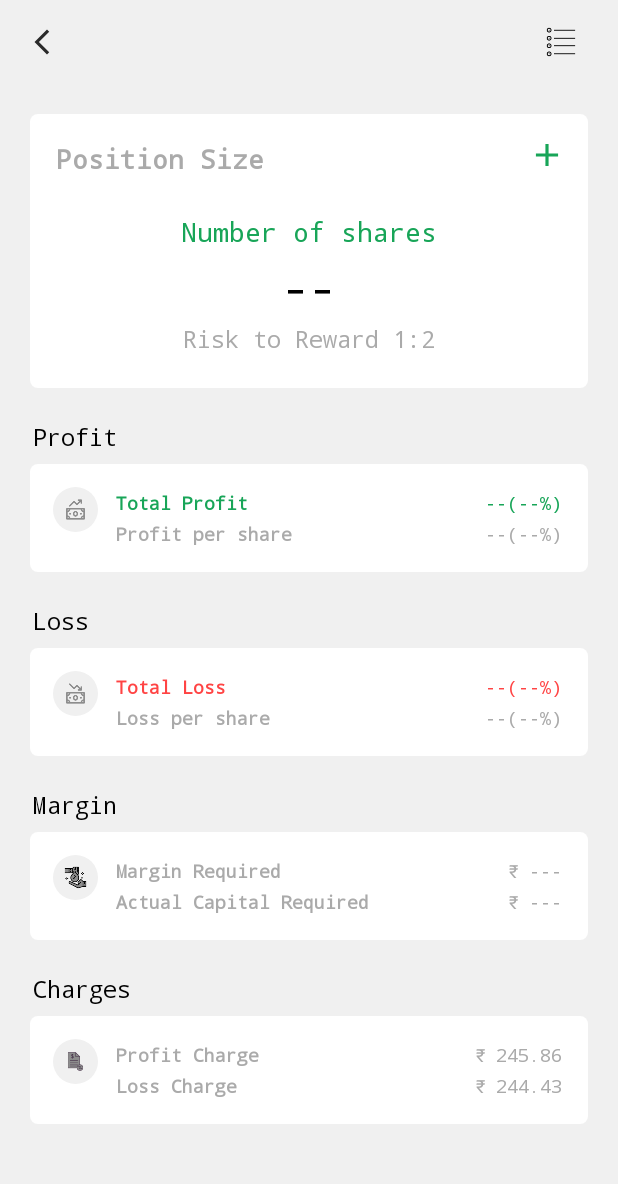
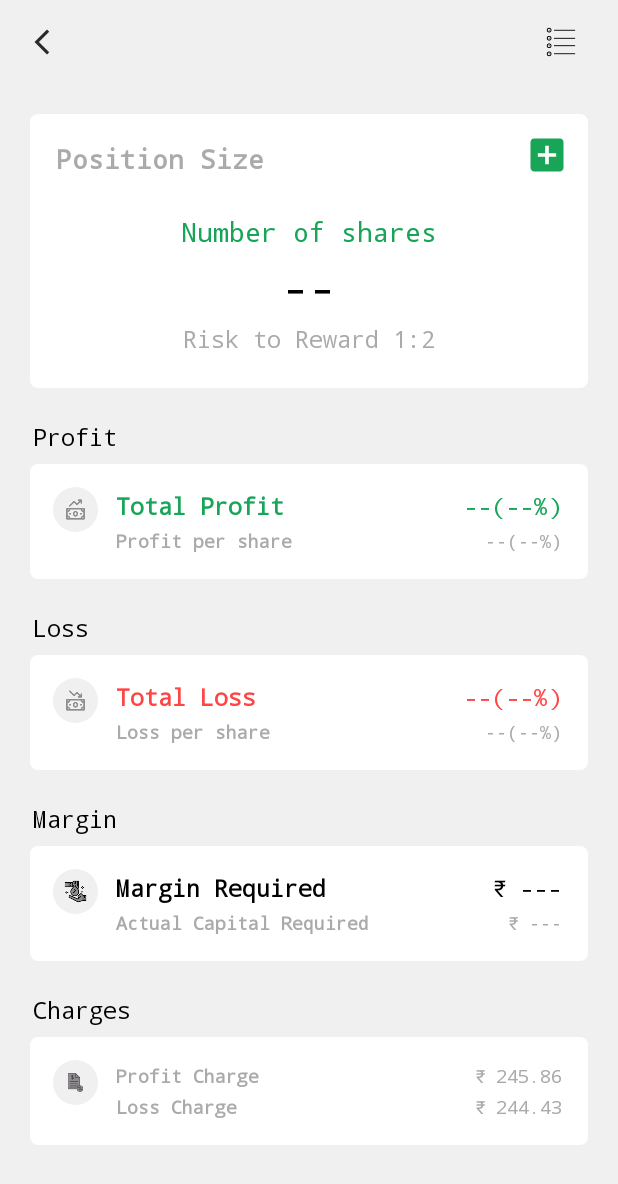
Before and after one commit to snihore/DayTradingTool, an Android app: the PositionSizeActivity screen opened directly, with no data from a screen before it, on a phone screen of 412 x 824 dp. Shown: the top 1184 px of the screen. Run offline under Robolectric (Android 15) with nearby library versions, the phone set to English and light mode, and no system bars; 8 statements that could not run were skipped.

Commit message:
Improve UI

```diff
--- a/app/src/main/java/com/sourabh/daytradingtool/PositionSizeActivity.java
+++ b/app/src/main/java/com/sourabh/daytradingtool/PositionSizeActivity.java
@@ -4,16 +4,20 @@ import androidx.appcompat.app.AppCompatActivity;
 
 import android.content.Intent;
 import android.os.Bundle;
+import android.os.CountDownTimer;
 import android.util.Log;
 import android.view.View;
 import android.widget.ImageView;
 import android.widget.TextView;
+import android.widget.TimePicker;
 import android.widget.Toast;
 
 import com.sourabh.daytradingtool.Data.PositionSizeDetail;
 import com.sourabh.daytradingtool.Data.TradeDetail;
 
 import java.text.DecimalFormat;
+import java.text.NumberFormat;
+import java.util.Timer;
 
 public class PositionSizeActivity extends AppCompatActivity {
 
@@ -40,7 +44,7 @@ public class PositionSizeActivity extends AppCompatActivity {
 
     private void setView(PositionSizeDetail positionSizeDetail) {
 
-        Log.i("POSITION SIZE DETAIL", positionSizeDetail.toString());
+//        Log.i("POSITION SIZE DETAIL", positionSizeDetail.toString());
 
         quantityTv.setText(String.valueOf(positionSizeDetail.getQuantity()));
         riskToRewardTv.setText("Risk to Reward 1:"+positionSizeDetail.getRiskToReward());
@@ -86,4 +90,5 @@ public class PositionSizeActivity extends AppCompatActivity {
 
         return String.valueOf(num);
     }
+
 }
--- /dev/null
+++ b/app/src/main/res/drawable/ic_baseline_add_box_24.xml
@@ -0,0 +1,5 @@
+<vector android:height="24dp" android:tint="#18A558"
+    android:viewportHeight="24" android:viewportWidth="24"
+    android:width="24dp" xmlns:android="http://schemas.android.com/apk/res/android">
+    <path android:fillColor="@android:color/white" android:pathData="M19,3L5,3c-1.11,0 -2,0.9 -2,2v14c0,1.1 0.89,2 2,2h14c1.1,0 2,-0.9 2,-2L21,5c0,-1.1 -0.9,-2 -2,-2zM17,13h-4v4h-2v-4L7,13v-2h4L11,7h2v4h4v2z"/>
+</vector>
--- a/app/src/main/res/layout/activity_main.xml
+++ b/app/src/main/res/layout/activity_main.xml
@@ -238,12 +238,12 @@
                 android:layout_width="80dp"
                 android:layout_height="wrap_content"
                 android:layout_marginLeft="5dp"
-                android:background="@drawable/edit_text_red_bg"
+                android:background="@drawable/button_round_black_bg"
                 android:fontFamily="monospace"
                 android:gravity="center"
                 android:padding="5dp"
                 android:text=""
-                android:textColor="@color/black"
+                android:textColor="@color/white"
                 android:textSize="10sp"
                 android:visibility="gone"/>
 
@@ -302,12 +302,12 @@
                 android:layout_width="80dp"
                 android:layout_height="wrap_content"
                 android:layout_marginLeft="5dp"
-                android:background="@drawable/edit_text_green_bg"
+                android:background="@drawable/button_round_black_bg"
                 android:fontFamily="monospace"
                 android:gravity="center"
                 android:padding="5dp"
                 android:text=""
-                android:textColor="@color/black"
+                android:textColor="@color/white"
                 android:textSize="10sp"
                 android:visibility="gone"/>
 
--- a/app/src/main/res/layout/activity_position_size.xml
+++ b/app/src/main/res/layout/activity_position_size.xml
@@ -52,14 +52,15 @@
                 android:textColor="@color/gray"
                 android:textSize="18sp"
                 android:textStyle="bold" />
+
             <ImageView
                 android:layout_width="40dp"
                 android:layout_height="40dp"
-                android:src="@drawable/add_icon_green"
                 android:layout_alignParentRight="true"
-                android:padding="7dp"
+                android:layout_marginTop="7dp"
                 android:layout_marginRight="7dp"
-                android:layout_marginTop="7dp"/>
+                android:padding="5dp"
+                android:src="@drawable/ic_baseline_add_box_24" />
 
             <LinearLayout
                 android:layout_width="wrap_content"
@@ -156,7 +157,7 @@
                             android:padding="2dp"
                             android:text="Total Profit"
                             android:textColor="@color/green"
-                            android:textSize="12sp"
+                            android:textSize="15sp"
                             android:textStyle="bold" />
 
                         <TextView
@@ -168,7 +169,7 @@
                             android:padding="2dp"
                             android:text="--(--%)"
                             android:textColor="@color/green"
-                            android:textSize="12sp" />
+                            android:textSize="15sp" />
 
                     </RelativeLayout>
 
@@ -244,15 +245,16 @@
                     <RelativeLayout
                         android:layout_width="match_parent"
                         android:layout_height="wrap_content">
+
                         <TextView
                             android:layout_width="wrap_content"
                             android:layout_height="wrap_content"
+                            android:fontFamily="monospace"
+                            android:padding="2dp"
                             android:text="Total Loss"
-                            android:fontFamily="monospace"
-                            android:textSize="12sp"
-                            android:textStyle="bold"
                             android:textColor="@color/red"
-                            android:padding="2dp"/>
+                            android:textSize="15sp"
+                            android:textStyle="bold" />
 
                         <TextView
                             android:id="@+id/loss_tv"
@@ -263,7 +265,7 @@
                             android:padding="2dp"
                             android:text="--(--%)"
                             android:textColor="@color/red"
-                            android:textSize="12sp" />
+                            android:textSize="15sp" />
 
                     </RelativeLayout>
                     <RelativeLayout
@@ -348,8 +350,8 @@
                             android:fontFamily="monospace"
                             android:padding="2dp"
                             android:text="Margin Required"
-                            android:textColor="@color/gray"
-                            android:textSize="12sp"
+                            android:textColor="@color/black"
+                            android:textSize="15sp"
                             android:textStyle="bold" />
 
                         <TextView
@@ -360,8 +362,8 @@
                             android:fontFamily="monospace"
                             android:padding="2dp"
                             android:text="\u20B9 ---"
-                            android:textColor="@color/gray"
-                            android:textSize="12sp" />
+                            android:textColor="@color/black"
+                            android:textSize="15sp" />
 
                     </RelativeLayout>
 
```
